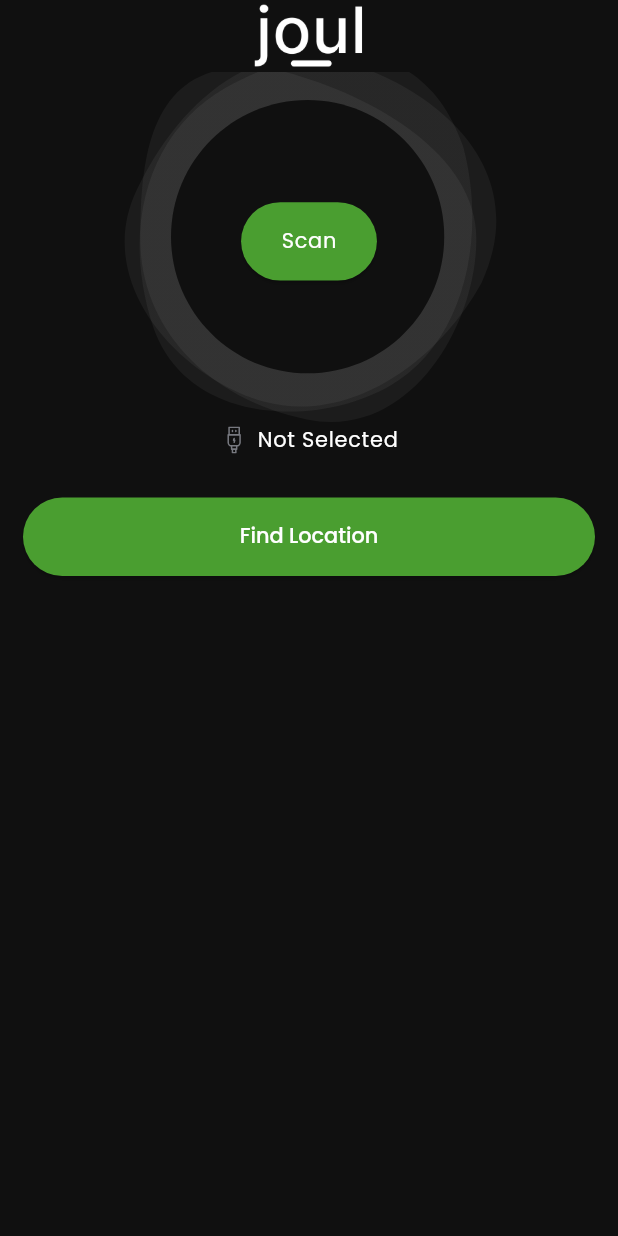
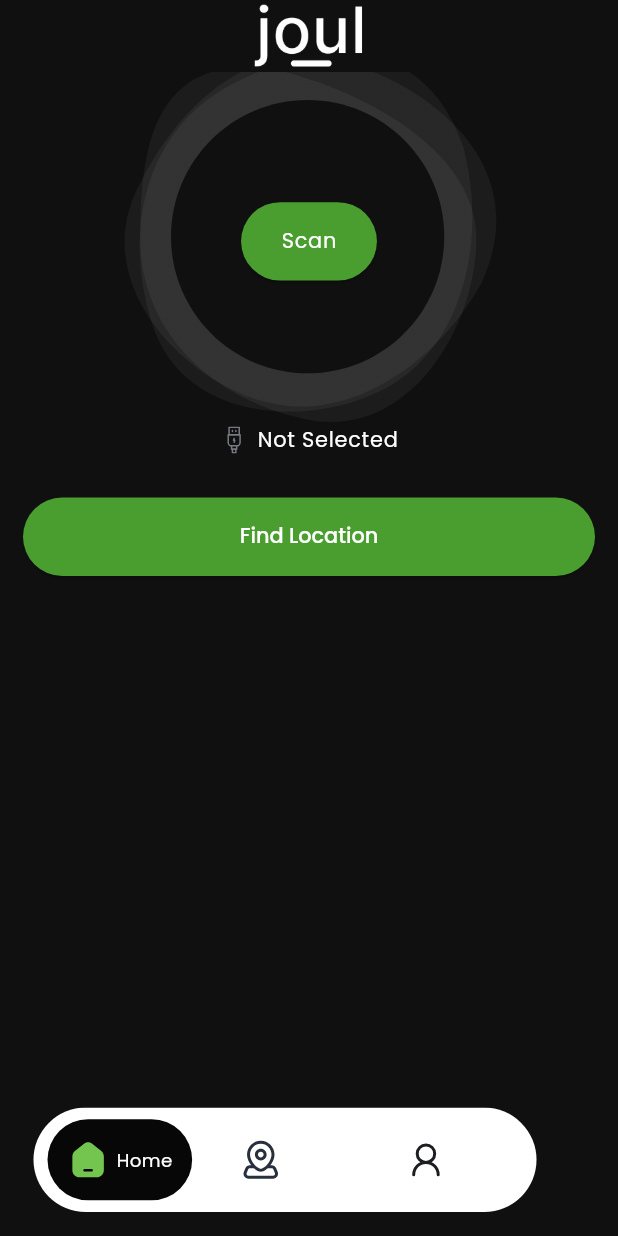
Before and after one commit to backbencherstudio/mevetec_app, a Flutter app: the screen it shows after launch, on a phone screen of 412 x 824 dp. Run offline on Flutter 3.47's test engine with Material 3 defaults, Android fonts, the phone set to English and light mode, and no system bars; our stand-ins replace dotted_line, flutter_riverpod, flutter_screenutil, flutter_svg, go_router, google_fonts and 2 more; missing offline and left inert: mobile_scanner.

Commit message:
feat : bottom nav bar

```diff
--- a/lib/src/core/constant/icons.dart
+++ b/lib/src/core/constant/icons.dart
@@ -17,6 +17,14 @@ class AppIcons {
   static const String scanner = "$profilePath/scanner.svg";
   static const String cross = "$profilePath/cross.svg";
   static const String penIcon = "$profilePath/editPen.svg";
-   static const String homeIcon = "$profilePath/homeIcon.svg";
-   static const String officeIcon = "$profilePath/officeBuilding.svg";
+  static const String homeIcon = "$profilePath/homeIcon.svg";
+  static const String officeIcon = "$profilePath/officeBuilding.svg";
+
+  static const String bottomNavIcon = "assets/icons/bottom_nav_bar";
+  static const String homeOutlined = "$bottomNavIcon/home_outlined.svg";
+  static const String homeSolid = "$bottomNavIcon/home_solid.svg";
+  static const String locationOutlined = "$bottomNavIcon/location_outlined.svg";
+  static const String locationSolid = "$bottomNavIcon/location_solid.svg";
+  static const String userOutlined = "$bottomNavIcon/user_outlined.svg";
+  static const String userSolid = "$bottomNavIcon/user_solid.svg";
 }
--- a/lib/src/core/routes/route_config.dart
+++ b/lib/src/core/routes/route_config.dart
@@ -4,6 +4,36 @@ class RouteConfig {
   GoRouter goRouter = GoRouter(
     initialLocation: RouteName.homeScreen, /// Start at the splash screen
     routes: [
+      StatefulShellRoute.indexedStack(
+        builder: (context, state, navigationShell) =>
+            BottomNavBar(navigationShell: navigationShell),
+        branches: [
+          StatefulShellBranch(
+            routes: [
+              GoRoute(
+                path: RouteName.homeScreen,
+                builder: (context, state) => const HomeScreen(),
+              ),
+            ],
+          ),
+          StatefulShellBranch(
+            routes: [
+              GoRoute(
+                path: RouteName.locationScreen,
+                builder: (context, state) => const Location(),
+              ),
+            ],
+          ),
+          StatefulShellBranch(
+            routes: [
+              GoRoute(
+                path: RouteName.profileScreen,
+                builder: (context, state) => const ProfileScreen(),
+              ),
+            ],
+          ),
+        ],
+      ),
       GoRoute(
         path: RouteName.splashScreen,
         pageBuilder: (context, state) {
@@ -144,17 +174,7 @@ class RouteConfig {
           );
         },
       ),
-      GoRoute(
-        path: RouteName.homeScreen,
-        pageBuilder: (context, state) {
-          return buildPageWithTransition(
-            context: context,
-            state: state,
-            transitionType: PageTransitionType.slideRightToLeft,
-            child: HomeScreen(),
-          );
-        },
-      ), GoRoute(
+       GoRoute(
         path: RouteName.qrScanner,
         pageBuilder: (context, state) {
           return buildPageWithTransition(
--- a/lib/src/core/routes/route_import_part.dart
+++ b/lib/src/core/routes/route_import_part.dart
@@ -7,6 +7,7 @@ import 'package:mevetec_app/src/features/screens/auth/presentation/complete_prof
 import 'package:mevetec_app/src/features/screens/auth/presentation/login_screen.dart';
 import 'package:mevetec_app/src/features/screens/auth/presentation/otp_screen.dart';
 import 'package:mevetec_app/src/features/screens/auth/presentation/success_screen.dart';
+import 'package:mevetec_app/src/features/screens/location/location.dart';
 import 'package:mevetec_app/src/features/screens/profile/charging_activity/presentation/charging_activity_screen.dart';
 import 'package:mevetec_app/src/features/screens/profile/payment_methods/presentation/add_new_payment_mthd/add_new_payment_mthd_screen.dart';
 import 'package:mevetec_app/src/features/screens/profile/payment_methods/presentation/payment_mthd_screen.dart';
@@ -17,6 +18,7 @@ import 'package:mevetec_app/src/features/screens/onboarding/presentation/onboard
 
 import 'package:mevetec_app/src/features/screens/profile/acount/presentation/profile_screen.dart';
 import 'package:mevetec_app/src/features/screens/profile/saved_places/presentation/saved_place_screen.dart';
+import '../../features/common_widegts/bottom_nav_bar/bottom_nav_bar.dart';
 import '../../features/screens/splash/presentation/splash_screen.dart';
 import 'build_page_with_transition.dart';
 part 'route_config.dart';
--- a/lib/src/core/routes/route_name.dart
+++ b/lib/src/core/routes/route_name.dart
@@ -13,4 +13,5 @@ class RouteName {
   static const String paymentMthdScreen = "/PaymentMthdScreen";
   static const String addNewPaymentMthdScreen = "/AddNewPaymentMthdScreen";
   static const String savedPlaceScreen = "/SavedPlaceScreen";
+  static const String locationScreen = "/SavedPlaceScreen";
 }
--- /dev/null
+++ b/lib/src/features/common_widegts/bottom_nav_bar/bottom_nav_bar.dart
@@ -0,0 +1,89 @@
+import 'package:flutter/material.dart';
+import 'package:flutter_screenutil/flutter_screenutil.dart';
+import 'package:flutter_svg/flutter_svg.dart';
+import 'package:go_router/go_router.dart';
+
+import '../../../core/constant/icons.dart';
+
+class BottomNavBar extends StatelessWidget {
+  final StatefulNavigationShell navigationShell;
+
+  const BottomNavBar({super.key, required this.navigationShell});
+
+  @override
+  Widget build(BuildContext context) {
+    return Scaffold(
+      body: navigationShell,
+      floatingActionButton: ClipRRect(
+        borderRadius: BorderRadius.circular(60.r),
+        child: Container(
+          height: 80.h,
+          margin: EdgeInsets.symmetric(horizontal: 40.w),
+          decoration: BoxDecoration(
+            color: Colors.white,
+            borderRadius: BorderRadius.circular(60.r),
+          ),
+          child: Row(
+            mainAxisAlignment: MainAxisAlignment.spaceAround,
+            children: [
+              _buildNavItem(
+                index: 0,
+                icon: AppIcons.homeSolid,
+                outlineIcon: AppIcons.homeOutlined,
+                onTap: () => navigationShell.goBranch(0),
+              ),
+              _buildNavItem(
+                index: 1,
+                icon: AppIcons.locationSolid,
+                outlineIcon: AppIcons.locationOutlined,
+                onTap: () => navigationShell.goBranch(1),
+              ),
+              _buildNavItem(
+                index: 2,
+                icon: AppIcons.userSolid,
+                outlineIcon: AppIcons.userOutlined,
+                onTap: () => navigationShell.goBranch(2),
+              ),
+            ],
+          ),
+        ),
+      ),
+    );
+  }
+
+  Widget _buildNavItem({
+    required int index,
+    required String icon,
+    required String outlineIcon,
+    required VoidCallback onTap,
+  }) {
+    return GestureDetector(
+      onTap: onTap,
+      child: Container(
+        margin: EdgeInsetsGeometry.symmetric(vertical: 5.h),
+        padding: EdgeInsets.all(15.r),
+        decoration: BoxDecoration(
+          borderRadius: BorderRadius.circular(50.r),
+          color: navigationShell.currentIndex == index
+              ? Color(0xff070707)
+              : Colors.transparent,
+        ),
+        child: Row(
+          children: [
+            SvgPicture.asset(
+              navigationShell.currentIndex == index ? icon : outlineIcon,
+            ),
+            if(navigationShell.currentIndex == index)
+              SizedBox(width: 5,),
+              if(navigationShell.currentIndex==2)
+                Text('Profile'),
+              if(navigationShell.currentIndex ==1)
+                Text('Map'),
+              if(navigationShell.currentIndex==0)
+                Text('Home')
+          ],
+        ),
+      ),
+    );
+  }
+}
--- /dev/null
+++ b/lib/src/features/screens/location/location.dart
@@ -0,0 +1,10 @@
+import 'package:flutter/material.dart';
+
+class Location extends StatelessWidget {
+  const Location({super.key});
+
+  @override
+  Widget build(BuildContext context) {
+    return Scaffold();
+  }
+}
--- a/pubspec.yaml
+++ b/pubspec.yaml
@@ -79,6 +79,7 @@ flutter:
     - assets/icons/
     - assets/images/home_flow/
     - assets/icons/home/
+    - assets/icons/bottom_nav_bar/
 
   # An image asset can refer to one or more resolution-specific "variants", see
   # https://flutter.dev/to/resolution-aware-images
```
Also changed, not shown: assets/icons/bottom_nav_bar/home_outlined.svg (added), assets/icons/bottom_nav_bar/home_solid.svg (added), assets/icons/bottom_nav_bar/location_outlined.svg (added), assets/icons/bottom_nav_bar/location_solid.svg (added), assets/icons/bottom_nav_bar/user_outlined.svg (added), assets/icons/bottom_nav_bar/user_solid.svg (added).
